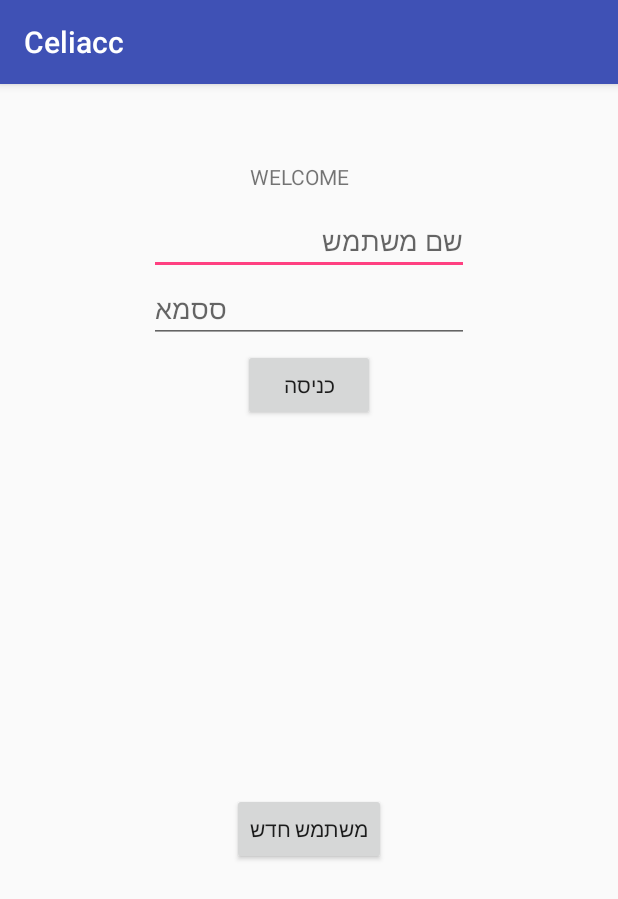
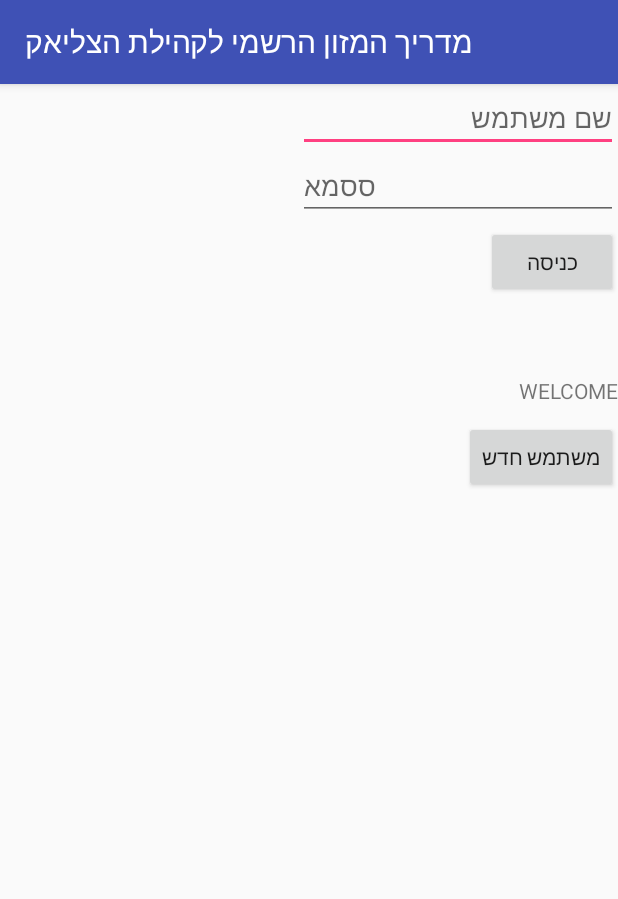
Before and after one commit to krasanya/Celiacc, an Android app: the screen it shows after launch (MainActivity), on a phone screen of 412 x 824 dp. Shown: the top 899 px of the screen. Run offline under Robolectric (Android 15) with nearby library versions, the phone set to English and light mode, and no system bars.

Commit message:
שינוים

```diff
--- a/app/src/main/java/il/non/celiacc/MainActivity.java
+++ b/app/src/main/java/il/non/celiacc/MainActivity.java
@@ -8,6 +8,8 @@ import android.view.View;
 import android.widget.Button;
 import android.widget.EditText;
 import android.widget.Toast;
+import android.widget.Toolbar;
+
 
 
 public class MainActivity extends AppCompatActivity {
@@ -18,7 +20,11 @@ public class MainActivity extends AppCompatActivity {
     @Override
     protected void onCreate(Bundle savedInstanceState) {
         super.onCreate(savedInstanceState);
+
         setContentView(R.layout.activity_main);
+        Toolbar toolbar= (Toolbar)findViewById(R.id.toolbar);
+        getSupportActionBar().setTitle("מדריך המזון הרשמי לקהילת הצליאק");
+        getSupportActionBar().setLogo(android.R.drawable.ic_menu_info_details);
 
         db = new MySqliteOpenHelper(this);
 
--- a/app/src/main/res/layout/activity_main.xml
+++ b/app/src/main/res/layout/activity_main.xml
@@ -1,10 +1,15 @@
 <?xml version="1.0" encoding="utf-8"?>
-<android.support.constraint.ConstraintLayout xmlns:android="http://schemas.android.com/apk/res/android"
+<LinearLayout xmlns:android="http://schemas.android.com/apk/res/android"
     xmlns:app="http://schemas.android.com/apk/res-auto"
     xmlns:tools="http://schemas.android.com/tools"
     android:layout_width="match_parent"
     android:layout_height="match_parent"
+    android:orientation="vertical"
+    android:supportsRtl="true"
+    android:layoutDirection="rtl"
+    android:textDirection="rtl"
     tools:context="il.non.celiacc.MainActivity">
+
 
     <EditText
         android:id="@+id/etUsername"
@@ -67,4 +72,4 @@
         app:layout_constraintStart_toStartOf="parent"
         app:layout_constraintTop_toBottomOf="@+id/btLogin" />
 
-</android.support.constraint.ConstraintLayout>
+</LinearLayout>
--- a/app/src/main/res/values/styles.xml
+++ b/app/src/main/res/values/styles.xml
@@ -12,6 +12,7 @@
         <item name="windowActionBar">false</item>
         <item name="windowNoTitle">true</item>
     </style>
+    <style name="CustomActionBar"></style>
 
     <style name="AppTheme.AppBarOverlay" parent="ThemeOverlay.AppCompat.Dark.ActionBar" />
 
```
